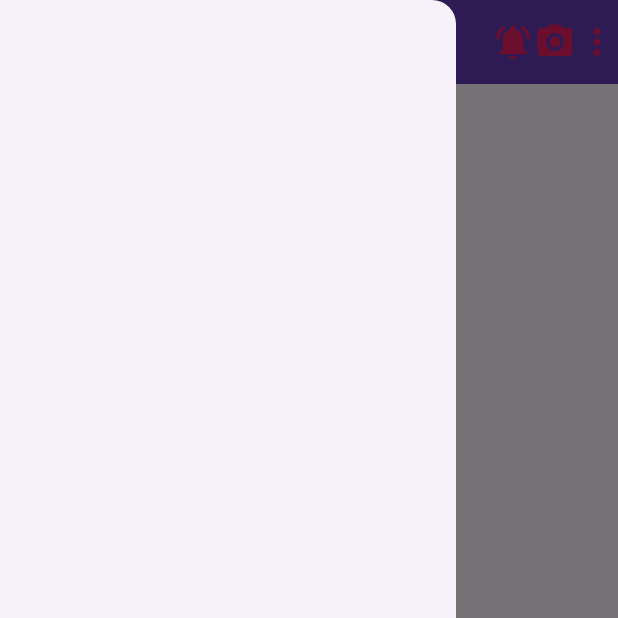
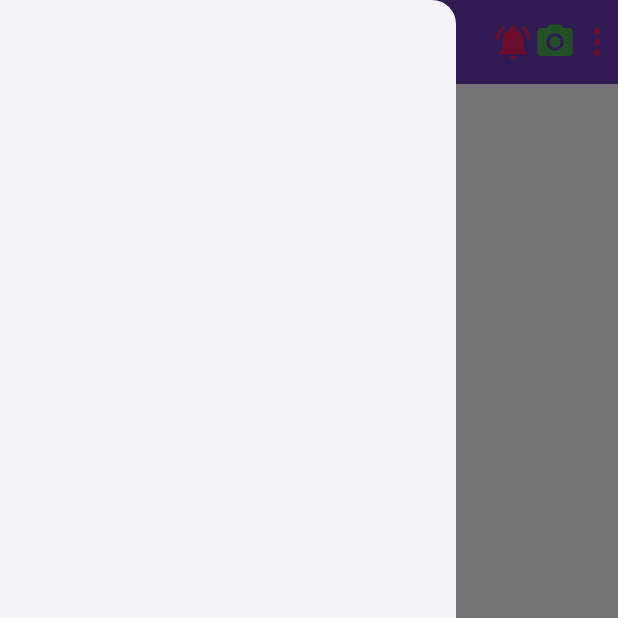
Before and after one commit to isurg83-dot/yassin-github, a Flutter app: the screen it shows after launch, with the side drawer open, on a phone screen of 412 x 824 dp, the top half of it. Run offline on Flutter 3.47's test engine with Material 3 defaults, Android fonts, the phone set to English and light mode, and no system bars.

Commit message:
second commit

```diff
--- a/lib/main.dart
+++ b/lib/main.dart
@@ -36,7 +36,7 @@ class MyApp extends StatelessWidget {
             ),
             Icon(
               Icons.camera_alt,
-              color: Colors.pink,
+              color: Colors.green,
               size: 28,
             ),
             Icon(
```
